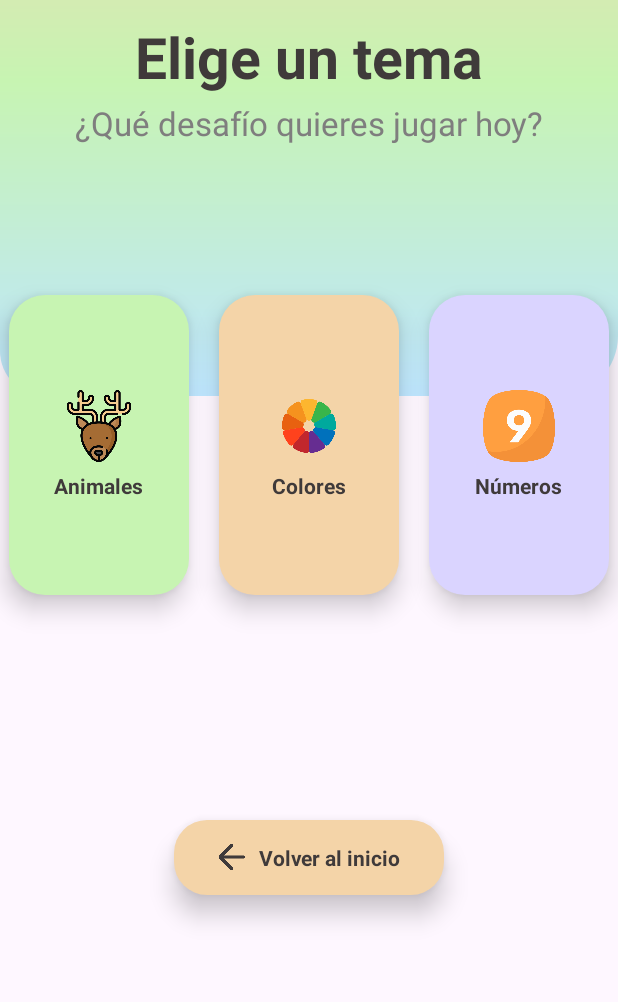
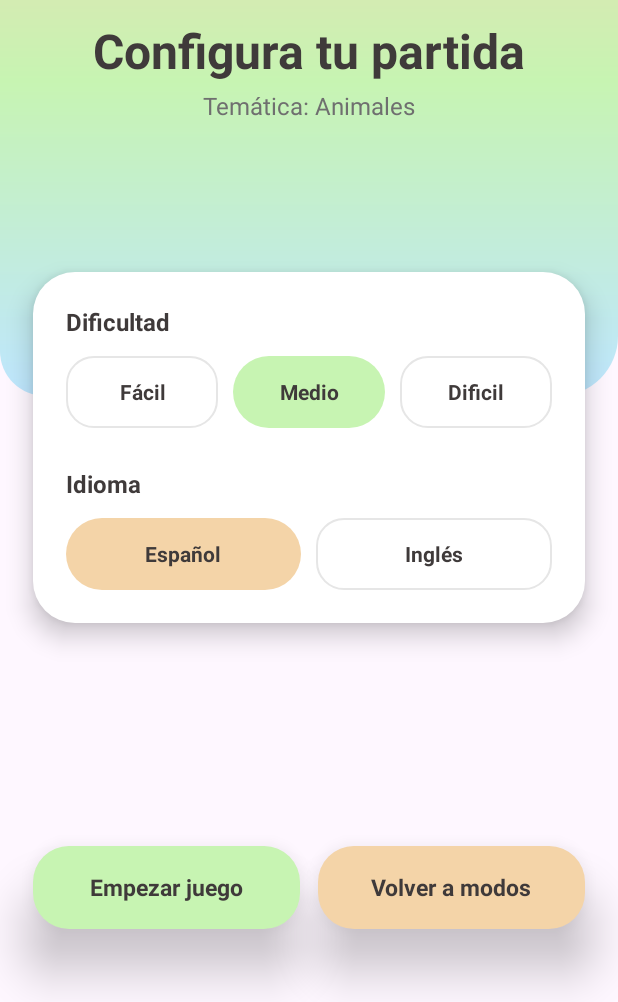
Before and after one commit to Aidmora/PulseIT, an Android app: the screen it shows after launch (EleccionTemaActivity before the commit, ConfiguracionPartidaActivity after it), on a phone screen of 412 x 824 dp, the part 234-1236 px from its top. Run offline under Robolectric (Android 15) with nearby library versions, the phone set to English and light mode, and no system bars.

Commit message:
feat: Add game configuration screen
This commit introduces the UI for the game configuration screen, allowing users to set the difficulty and language of the game.

- Add `ConfiguracionPartidaActivity` and its corresponding layout `activity_configuracion_partida`.
- Create new drawable resources for white cards (`bg_white_card.xml`) and buttons (`bg_button_white.xml`).
- Add new string resources for the configuration screen's titles, subtitles, options, and buttons.
- Update `AndroidManifest.xml` to set `ConfiguracionPartidaActivity` as the new launcher activity.
- Replace a hardcoded string in `activity_eleccion_tema.xml` with a string resource.

```diff
--- a/app/src/main/AndroidManifest.xml
+++ b/app/src/main/AndroidManifest.xml
@@ -12,7 +12,7 @@
         android:supportsRtl="true"
         android:theme="@style/Theme.PulseIT">
         <activity
-            android:name=".EleccionTemaActivity"
+            android:name=".ConfiguracionPartidaActivity"
             android:exported="true">
             <intent-filter>
                 <action android:name="android.intent.action.MAIN" />
@@ -20,9 +20,15 @@
             </intent-filter>
         </activity>
         <activity
+            android:name=".EleccionTemaActivity"
+            android:exported="false">
+        </activity>
+
+        <activity
             android:name=".MainActivity"
             android:exported="false">
         </activity>
+
     </application>
 
 </manifest>
--- /dev/null
+++ b/app/src/main/java/com/mora/ariel/pulseit/ConfiguracionPartidaActivity.kt
@@ -0,0 +1,20 @@
+package com.mora.ariel.pulseit
+
+import android.os.Bundle
+import androidx.activity.enableEdgeToEdge
+import androidx.appcompat.app.AppCompatActivity
+import androidx.core.view.ViewCompat
+import androidx.core.view.WindowInsetsCompat
+
+class ConfiguracionPartidaActivity : AppCompatActivity() {
+    override fun onCreate(savedInstanceState: Bundle?) {
+        super.onCreate(savedInstanceState)
+        enableEdgeToEdge()
+        setContentView(R.layout.activity_configuracion_partida)
+        ViewCompat.setOnApplyWindowInsetsListener(findViewById(R.id.main)) { v, insets ->
+            val systemBars = insets.getInsets(WindowInsetsCompat.Type.systemBars())
+            v.setPadding(systemBars.left, systemBars.top, systemBars.right, systemBars.bottom)
+            insets
+        }
+    }
+}
--- /dev/null
+++ b/app/src/main/res/drawable/bg_button_white.xml
@@ -0,0 +1,9 @@
+<?xml version="1.0" encoding="utf-8"?>
+<shape xmlns:android="http://schemas.android.com/apk/res/android"
+    android:shape="rectangle">
+
+    <solid android:color="#FFFFFF"/>
+    <corners android:radius="18dp"/>
+    <stroke android:width="1dp" android:color="#E6E6E6"/>
+
+</shape>
--- /dev/null
+++ b/app/src/main/res/drawable/bg_white_card.xml
@@ -0,0 +1,9 @@
+<?xml version="1.0" encoding="utf-8"?>
+<shape xmlns:android="http://schemas.android.com/apk/res/android"
+    android:shape="rectangle">
+    <solid android:color="#FFFFFFFF"/>
+    <corners android:radius="28dp"/>
+    <padding android:left="8dp" android:top="8dp"
+        android:right="8dp" android:bottom="8dp"/>
+    <size android:width="0dp" android:height="0dp"/>
+</shape>
--- /dev/null
+++ b/app/src/main/res/layout/activity_configuracion_partida.xml
@@ -0,0 +1,213 @@
+<?xml version="1.0" encoding="utf-8"?>
+<androidx.constraintlayout.widget.ConstraintLayout xmlns:android="http://schemas.android.com/apk/res/android"
+    xmlns:app="http://schemas.android.com/apk/res-auto"
+    xmlns:tools="http://schemas.android.com/tools"
+    android:id="@+id/main"
+    android:layout_width="match_parent"
+    android:layout_height="match_parent"
+    tools:context=".ConfiguracionPartidaActivity">
+    <View
+        android:id="@+id/topBackground"
+        android:layout_width="0dp"
+        android:layout_height="420dp"
+        android:background="@drawable/bg_pulseit_degradado"
+        app:layout_constraintTop_toTopOf="parent"
+        app:layout_constraintStart_toStartOf="parent"
+        app:layout_constraintEnd_toEndOf="parent"/>
+    <ImageView
+        android:id="@+id/logoPulseIt"
+        android:layout_width="wrap_content"
+        android:layout_height="wrap_content"
+        android:src="@drawable/ic_logo"
+        android:padding="10dp"
+        android:layout_marginTop="40dp"
+        android:elevation="8dp"
+        app:layout_constraintTop_toTopOf="parent"
+        app:layout_constraintStart_toStartOf="parent"
+        app:layout_constraintEnd_toEndOf="parent" />
+    <TextView
+        android:id="@+id/txtTitulo"
+        android:layout_width="wrap_content"
+        android:layout_height="wrap_content"
+        android:text="@string/titulo_configura_partida"
+        android:textSize="32sp"
+        android:textStyle="bold"
+        android:textColor="#3F3A3A"
+        android:layout_marginTop="12dp"
+        app:layout_constraintTop_toBottomOf="@id/logoPulseIt"
+        app:layout_constraintStart_toStartOf="parent"
+        app:layout_constraintEnd_toEndOf="parent"/>
+    <TextView
+        android:id="@+id/txtTematica"
+        android:layout_width="wrap_content"
+        android:layout_height="wrap_content"
+        android:text="@string/subtitulo_configura_partida"
+        android:textSize="16sp"
+        android:textColor="#6F6F6F"
+        android:layout_marginTop="4dp"
+        app:layout_constraintTop_toBottomOf="@id/txtTitulo"
+        app:layout_constraintStart_toStartOf="parent"
+        app:layout_constraintEnd_toEndOf="parent"/>
+    <LinearLayout
+        android:id="@+id/cardOpciones"
+        android:layout_width="0dp"
+        android:layout_height="wrap_content"
+        android:layout_marginStart="22dp"
+        android:layout_marginTop="100dp"
+        android:layout_marginEnd="22dp"
+        android:background="@drawable/bg_white_card"
+        android:elevation="10dp"
+        android:orientation="vertical"
+        android:padding="22dp"
+        app:layout_constraintEnd_toEndOf="parent"
+        app:layout_constraintStart_toStartOf="parent"
+        app:layout_constraintTop_toBottomOf="@id/txtTematica">
+        <TextView
+            android:layout_width="wrap_content"
+            android:layout_height="wrap_content"
+            android:text="@string/configura_partida_dificultad"
+            android:textColor="#3F3A3A"
+            android:textSize="16sp"
+            android:textStyle="bold" />
+
+        <LinearLayout
+            android:layout_width="match_parent"
+            android:layout_height="wrap_content"
+            android:layout_marginTop="12dp"
+            android:gravity="center"
+            android:orientation="horizontal">
+
+            <TextView
+                android:id="@+id/btnFacil"
+                android:layout_width="0dp"
+                android:layout_height="48dp"
+                android:layout_marginEnd="10dp"
+                android:layout_weight="1"
+                android:background="@drawable/bg_button_white"
+                android:gravity="center"
+                android:text="@string/tipo_dificultad_uno"
+                android:textColor="#3F3A3A"
+                android:textStyle="bold" />
+
+            <TextView
+                android:id="@+id/btnMedio"
+                android:layout_width="0dp"
+                android:layout_height="48dp"
+                android:layout_marginEnd="10dp"
+                android:layout_weight="1"
+                android:background="@drawable/bg_card_green"
+                android:gravity="center"
+                android:text="@string/tipo_dificultad_dos"
+                android:textColor="#3F3A3A"
+                android:textStyle="bold" />
+
+            <TextView
+                android:id="@+id/btnDificil"
+                android:layout_width="0dp"
+                android:layout_height="48dp"
+                android:layout_weight="1"
+                android:background="@drawable/bg_button_white"
+                android:gravity="center"
+                android:text="@string/tipo_dificultad_tres"
+                android:textColor="#3F3A3A"
+                android:textStyle="bold" />
+
+        </LinearLayout>
+        <TextView
+            android:layout_width="wrap_content"
+            android:layout_height="wrap_content"
+            android:layout_marginTop="26dp"
+            android:text="@string/configura_partida_idioma"
+            android:textColor="#3F3A3A"
+            android:textSize="16sp"
+            android:textStyle="bold" />
+
+        <LinearLayout
+            android:layout_width="match_parent"
+            android:layout_height="wrap_content"
+            android:layout_marginTop="12dp"
+            android:gravity="center"
+            android:orientation="horizontal">
+
+            <TextView
+                android:id="@+id/btnEsp"
+                android:layout_width="0dp"
+                android:layout_height="48dp"
+                android:layout_marginEnd="10dp"
+                android:layout_weight="1"
+                android:background="@drawable/bg_card_peach"
+                android:gravity="center"
+                android:text="@string/tipo_idioma_uno"
+                android:textColor="#3F3A3A"
+                android:textStyle="bold" />
+
+            <TextView
+                android:id="@+id/btnIng"
+                android:layout_width="0dp"
+                android:layout_height="48dp"
+                android:layout_weight="1"
+                android:background="@drawable/bg_button_white"
+                android:gravity="center"
+                android:text="@string/tipo_idioma_dos"
+                android:textColor="#3F3A3A"
+                android:textStyle="bold" />
+
+        </LinearLayout>
+
+    </LinearLayout>
+
+    <LinearLayout
+        android:id="@+id/btnEmpezarPartida"
+        android:layout_width="0dp"
+        android:layout_height="55dp"
+        android:layout_marginStart="22dp"
+        android:layout_marginTop="100dp"
+        android:layout_marginEnd="6dp"
+        android:background="@drawable/bg_card_green"
+        android:elevation="20dp"
+        android:gravity="center"
+        android:orientation="horizontal"
+        android:padding="6dp"
+        app:layout_constraintBottom_toBottomOf="parent"
+        app:layout_constraintEnd_toStartOf="@+id/btnEmpezarPartida2"
+        app:layout_constraintStart_toStartOf="parent"
+        app:layout_constraintTop_toBottomOf="@id/cardOpciones">
+
+        <TextView
+            android:layout_width="wrap_content"
+            android:layout_height="wrap_content"
+            android:text="@string/btn_empezarjuego"
+            android:textColor="#3F3A3A"
+            android:textSize="15sp"
+            android:textStyle="bold" />
+
+    </LinearLayout>
+
+    <LinearLayout
+        android:id="@+id/btnEmpezarPartida2"
+        android:layout_width="0dp"
+        android:layout_height="55dp"
+        android:layout_marginStart="6dp"
+        android:layout_marginTop="100dp"
+        android:layout_marginEnd="22dp"
+        android:background="@drawable/bg_card_peach"
+        android:elevation="20dp"
+        android:gravity="center"
+        android:orientation="horizontal"
+        android:padding="6dp"
+        app:layout_constraintBottom_toBottomOf="parent"
+        app:layout_constraintEnd_toEndOf="parent"
+        app:layout_constraintStart_toEndOf="@+id/btnEmpezarPartida"
+        app:layout_constraintTop_toBottomOf="@id/cardOpciones">
+
+        <TextView
+            android:layout_width="wrap_content"
+            android:layout_height="wrap_content"
+            android:text="@string/btn_volver_modos"
+            android:textColor="#3F3A3A"
+            android:textSize="15sp"
+            android:textStyle="bold" />
+
+    </LinearLayout>
+
+</androidx.constraintlayout.widget.ConstraintLayout>
--- a/app/src/main/res/layout/activity_eleccion_tema.xml
+++ b/app/src/main/res/layout/activity_eleccion_tema.xml
@@ -168,7 +168,7 @@
             android:layout_width="wrap_content"
             android:layout_height="wrap_content"
             android:layout_marginStart="8dp"
-            android:text="Volver al inicio"
+            android:text="@string/btn_volver_inicio"
             android:textColor="#3F3A3A"
             android:textSize="14sp"
             android:textStyle="bold" />
--- a/app/src/main/res/values/strings.xml
+++ b/app/src/main/res/values/strings.xml
@@ -5,4 +5,16 @@
     <string name="animales_elige_tema"> Animales</string>
     <string name="colores_elige_tema"> Colores</string>
     <string name="numeros_elige_tema"> Números</string>
+    <string name="titulo_configura_partida"> Configura tu partida</string>
+    <string name="subtitulo_configura_partida"> Temática: Animales</string>
+    <string name="configura_partida_dificultad"> Dificultad</string>
+    <string name="configura_partida_idioma"> Idioma</string>
+    <string name="tipo_dificultad_uno"> Fácil</string>
+    <string name="tipo_dificultad_dos"> Medio</string>
+    <string name="tipo_dificultad_tres"> Dificil</string>
+    <string name="tipo_idioma_uno"> Español</string>
+    <string name="tipo_idioma_dos"> Inglés</string>
+    <string name="btn_empezarjuego"> Empezar juego</string>
+    <string name="btn_volver_modos"> Volver a modos</string>
+    <string name="btn_volver_inicio"> Volver al inicio</string>
 </resources>
```
